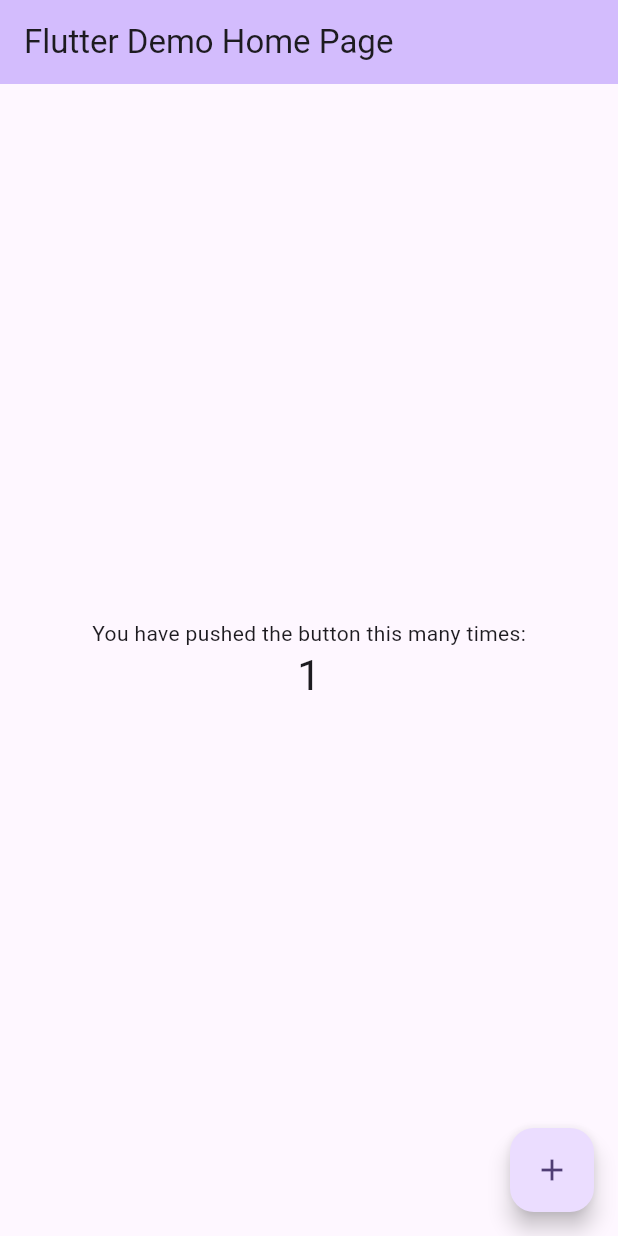
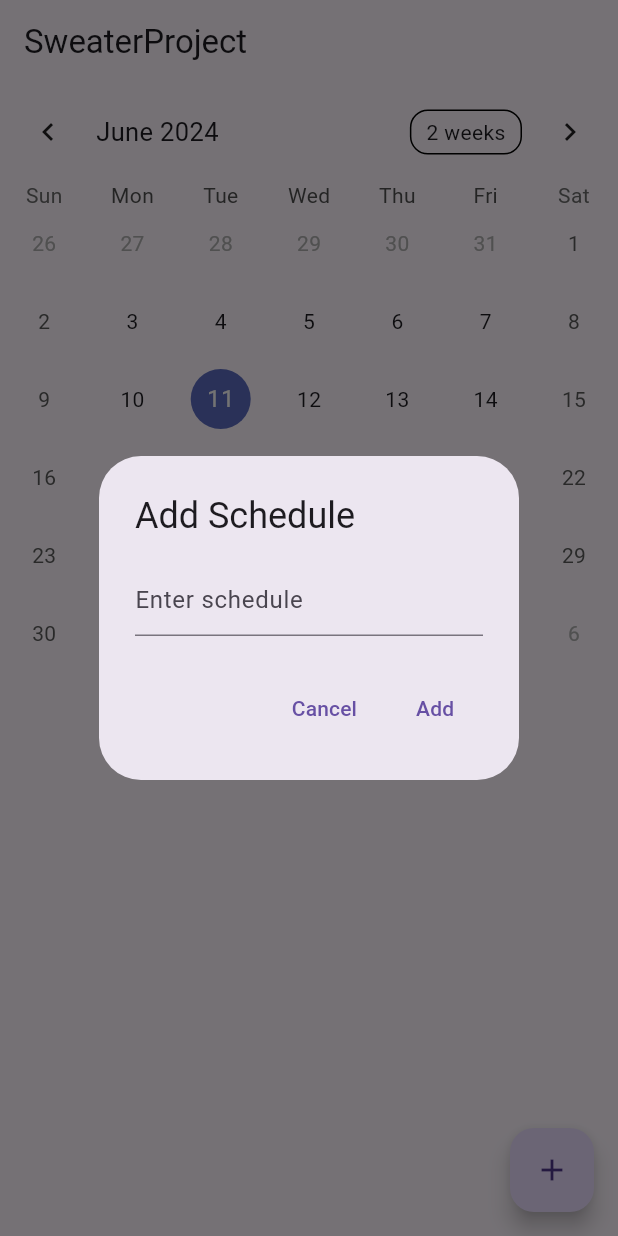
Before and after one commit to Leonaxdo/sweater, a Flutter app: the screen it shows after launch, after a tap on the "add" icon, on a phone screen of 412 x 824 dp. Run offline on Flutter 3.47's test engine with Material 3 defaults, Android fonts, the phone set to English and light mode, and no system bars; drawn by our look-alikes of table_calendar.

Commit message:
메인페이지 및 스케줄페이지 구성

```diff
--- a/lib/main.dart
+++ b/lib/main.dart
@@ -1,125 +1,26 @@
 import 'package:flutter/material.dart';
+import 'package:provider/provider.dart';
+import 'package:sweater/providers/schedule_provider.dart';
+import 'package:sweater/screens/schedule_page.dart';
 
 void main() {
-  runApp(const MyApp());
+  runApp(MyApp());
 }
 
 class MyApp extends StatelessWidget {
-  const MyApp({super.key});
-
-  // This widget is the root of your application.
   @override
   Widget build(BuildContext context) {
-    return MaterialApp(
-      title: 'Flutter Demo',
-      theme: ThemeData(
-        // This is the theme of your application.
-        //
-        // TRY THIS: Try running your application with "flutter run". You'll see
-        // the application has a purple toolbar. Then, without quitting the app,
-        // try changing the seedColor in the colorScheme below to Colors.green
-        // and then invoke "hot reload" (save your changes or press the "hot
-        // reload" button in a Flutter-supported IDE, or press "r" if you used
-        // the command line to start the app).
-        //
-        // Notice that the counter didn't reset back to zero; the application
-        // state is not lost during the reload. To reset the state, use hot
-        // restart instead.
-        //
-        // This works for code too, not just values: Most code changes can be
-        // tested with just a hot reload.
-        colorScheme: ColorScheme.fromSeed(seedColor: Colors.deepPurple),
-        useMaterial3: true,
+    return MultiProvider(
+      providers: [
+        ChangeNotifierProvider(create: (_) => ScheduleProvider()),
+      ],
+      child: MaterialApp(
+        title: 'SweaterProject',
+        theme: ThemeData(
+          primarySwatch: Colors.blue,
+        ),
+        home: SchedulePage(),
       ),
-      home: const MyHomePage(title: 'Flutter Demo Home Page'),
     );
   }
 }
-
-class MyHomePage extends StatefulWidget {
-  const MyHomePage({super.key, required this.title});
-
-  // This widget is the home page of your application. It is stateful, meaning
-  // that it has a State object (defined below) that contains fields that affect
-  // how it looks.
-
-  // This class is the configuration for the state. It holds the values (in this
-  // case the title) provided by the parent (in this case the App widget) and
-  // used by the build method of the State. Fields in a Widget subclass are
-  // always marked "final".
-
-  final String title;
-
-  @override
-  State<MyHomePage> createState() => _MyHomePageState();
-}
-
-class _MyHomePageState extends State<MyHomePage> {
-  int _counter = 0;
-
-  void _incrementCounter() {
-    setState(() {
-      // This call to setState tells the Flutter framework that something has
-      // changed in this State, which causes it to rerun the build method below
-      // so that the display can reflect the updated values. If we changed
-      // _counter without calling setState(), then the build method would not be
-      // called again, and so nothing would appear to happen.
-      _counter++;
-    });
-  }
-
-  @override
-  Widget build(BuildContext context) {
-    // This method is rerun every time setState is called, for instance as done
-    // by the _incrementCounter method above.
-    //
-    // The Flutter framework has been optimized to make rerunning build methods
-    // fast, so that you can just rebuild anything that needs updating rather
-    // than having to individually change instances of widgets.
-    return Scaffold(
-      appBar: AppBar(
-        // TRY THIS: Try changing the color here to a specific color (to
-        // Colors.amber, perhaps?) and trigger a hot reload to see the AppBar
-        // change color while the other colors stay the same.
-        backgroundColor: Theme.of(context).colorScheme.inversePrimary,
-        // Here we take the value from the MyHomePage object that was created by
-        // the App.build method, and use it to set our appbar title.
-        title: Text(widget.title),
-      ),
-      body: Center(
-        // Center is a layout widget. It takes a single child and positions it
-        // in the middle of the parent.
-        child: Column(
-          // Column is also a layout widget. It takes a list of children and
-          // arranges them vertically. By default, it sizes itself to fit its
-          // children horizontally, and tries to be as tall as its parent.
-          //
-          // Column has various properties to control how it sizes itself and
-          // how it positions its children. Here we use mainAxisAlignment to
-          // center the children vertically; the main axis here is the vertical
-          // axis because Columns are vertical (the cross axis would be
-          // horizontal).
-          //
-          // TRY THIS: Invoke "debug painting" (choose the "Toggle Debug Paint"
-          // action in the IDE, or press "p" in the console), to see the
-          // wireframe for each widget.
-          mainAxisAlignment: MainAxisAlignment.center,
-          children: <Widget>[
-            const Text(
-              'You have pushed the button this many times:',
-            ),
-            Text(
-              '$_counter',
-              style: Theme.of(context).textTheme.headlineMedium,
-            ),
-          ],
-        ),
-      ),
-      floatingActionButton: FloatingActionButton(
-        onPressed: _incrementCounter,
-        tooltip: 'Increment',
-        child: const Icon(Icons.add),
-      ), // This trailing comma makes auto-formatting nicer for build methods.
-    );
-  }
-}
--- /dev/null
+++ b/lib/providers/schedule_provider.dart
@@ -0,0 +1,23 @@
+import 'package:flutter/material.dart';
+
+class ScheduleProvider with ChangeNotifier {
+  Map<DateTime, List<String>> _schedules = {};
+
+  Map<DateTime, List<String>> get schedules => _schedules;
+
+  void addSchedule(DateTime date, String schedule) {
+    if (_schedules[date] == null) {
+      _schedules[date] = [];
+    }
+    _schedules[date]?.add(schedule);
+    notifyListeners();
+  }
+
+  void removeSchedule(DateTime date, String schedule) {
+    _schedules[date]?.remove(schedule);
+    if (_schedules[date]?.isEmpty ?? false) {
+      _schedules.remove(date);
+    }
+    notifyListeners();
+  }
+}
--- /dev/null
+++ b/lib/screens/schedule_page.dart
@@ -0,0 +1,111 @@
+import 'package:flutter/material.dart';
+import 'package:provider/provider.dart';
+import 'package:table_calendar/table_calendar.dart';
+import 'package:sweater/providers/schedule_provider.dart';
+
+class SchedulePage extends StatefulWidget {
+  @override
+  _SchedulePageState createState() => _SchedulePageState();
+}
+
+class _SchedulePageState extends State<SchedulePage> {
+  CalendarFormat _calendarFormat = CalendarFormat.month;
+  DateTime _selectedDay = DateTime.now();
+  DateTime _focusedDay = DateTime.now();
+  final TextEditingController _scheduleController = TextEditingController();
+
+  @override
+  Widget build(BuildContext context) {
+    return Scaffold(
+      appBar: AppBar(
+        title: Text('SweaterProject'),
+      ),
+      body: Column(
+        children: [
+          TableCalendar(
+            firstDay: DateTime.utc(2020, 10, 16),
+            lastDay: DateTime.utc(2030, 3, 14),
+            focusedDay: _focusedDay,
+            calendarFormat: _calendarFormat,
+            selectedDayPredicate: (day) {
+              return isSameDay(_selectedDay, day);
+            },
+            onDaySelected: (selectedDay, focusedDay) {
+              setState(() {
+                _selectedDay = selectedDay;
+                _focusedDay = focusedDay;
+              });
+            },
+            onFormatChanged: (format) {
+              if (_calendarFormat != format) {
+                setState(() {
+                  _calendarFormat = format;
+                });
+              }
+            },
+            onPageChanged: (focusedDay) {
+              _focusedDay = focusedDay;
+            },
+            eventLoader: (day) {
+              return context.read<ScheduleProvider>().schedules[day] ?? [];
+            },
+          ),
+          Expanded(
+            child: Consumer<ScheduleProvider>(
+              builder: (context, scheduleProvider, child) {
+                final schedules = scheduleProvider.schedules[_selectedDay] ?? [];
+                return ListView.builder(
+                  itemCount: schedules.length,
+                  itemBuilder: (context, index) {
+                    return ListTile(
+                      title: Text(schedules[index]),
+                      trailing: IconButton(
+                        icon: Icon(Icons.delete),
+                        onPressed: () {
+                          scheduleProvider.removeSchedule(_selectedDay, schedules[index]);
+                        },
+                      ),
+                    );
+                  },
+                );
+              },
+            ),
+          ),
+        ],
+      ),
+      floatingActionButton: FloatingActionButton(
+        onPressed: () {
+          showDialog(
+            context: context,
+            builder: (context) => AlertDialog(
+              title: Text('Add Schedule'),
+              content: TextField(
+                controller: _scheduleController,
+                decoration: InputDecoration(hintText: 'Enter schedule'),
+              ),
+              actions: [
+                TextButton(
+                  onPressed: () {
+                    Navigator.pop(context);
+                  },
+                  child: Text('Cancel'),
+                ),
+                TextButton(
+                  onPressed: () {
+                    if (_scheduleController.text.isNotEmpty) {
+                      context.read<ScheduleProvider>().addSchedule(_selectedDay, _scheduleController.text);
+                      _scheduleController.clear();
+                      Navigator.pop(context);
+                    }
+                  },
+                  child: Text('Add'),
+                ),
+              ],
+            ),
+          );
+        },
+        child: Icon(Icons.add),
+      ),
+    );
+  }
+}
--- a/pubspec.yaml
+++ b/pubspec.yaml
@@ -30,6 +30,8 @@ environment:
 dependencies:
   flutter:
     sdk: flutter
+  provider: ^6.0.3
+  table_calendar: ^3.0.8
 
 
   # The following adds the Cupertino Icons font to your application.
```
Also changed, not shown: pubspec.lock.
